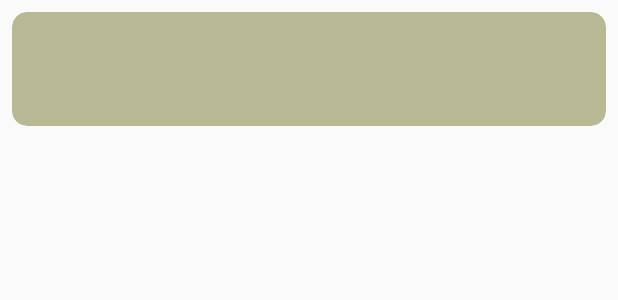
After one commit to Thorusan/KiviApp, an Android app: the layout item_vehicle.xml on its own in the app's theme, with its tools: preview values and no code run, on a phone screen of 412 x 824 dp. The commit adds this screen. Shown: the top 300 px of the screen. Run offline under Robolectric (Android 15) with nearby library versions, the phone set to English and light mode, and no system bars.

Commit message:
Create list of vehicles in fragment

```diff
--- /dev/null
+++ b/app/src/main/res/layout/item_vehicle.xml
@@ -0,0 +1,38 @@
+<?xml version="1.0" encoding="utf-8"?>
+<androidx.cardview.widget.CardView xmlns:android="http://schemas.android.com/apk/res/android"
+    xmlns:app="http://schemas.android.com/apk/res-auto"
+    android:layout_width="match_parent"
+    android:layout_height="wrap_content"
+    app:cardCornerRadius="10dp"
+    android:layout_margin="8dp"
+    app:cardBackgroundColor="@color/card_color"
+    app:cardElevation="0dp">
+
+    <LinearLayout
+        android:id="@+id/event_container"
+        android:layout_width="match_parent"
+        android:layout_height="wrap_content"
+        android:layout_marginEnd="8dp"
+        android:orientation="vertical"
+        android:padding="8dp">
+
+        <TextView
+            android:id="@+id/text_brand"
+            android:layout_width="wrap_content"
+            android:layout_height="wrap_content"
+            android:layout_marginStart="8dp"
+            android:layout_marginTop="8dp"
+            android:textSize="@dimen/text_brand_size"
+            android:textStyle="bold"/>
+
+        <TextView
+            android:id="@+id/text_model"
+            android:layout_width="wrap_content"
+            android:layout_height="wrap_content"
+            android:layout_marginStart="8dp"
+            android:layout_marginTop="8dp"
+            android:textSize="@dimen/text_model_size"/>
+
+    </LinearLayout>
+
+</androidx.cardview.widget.CardView>
--- a/app/src/main/res/values/colors.xml
+++ b/app/src/main/res/values/colors.xml
@@ -5,4 +5,5 @@
     <color name="colorAccent">#03DAC5</color>
     <color name="blue">#2196F3</color>
     <color name="orange">#FF5722</color>
+    <color name="card_color">#b8b894</color>
 </resources>
--- a/app/src/main/res/values/dimens.xml
+++ b/app/src/main/res/values/dimens.xml
@@ -1,4 +1,6 @@
 <?xml version="1.0" encoding="utf-8"?>
 <resources>
     <dimen name="progress_bar_margin_top">100dp</dimen>
+    <dimen name="text_brand_size">18sp</dimen>
+    <dimen name="text_model_size">14sp</dimen>
 </resources>
```
Also changed, not shown: app/src/main/java/com/example/kiviapp/ui/VehicleFragment.kt (+18 -6 lines), app/src/main/java/com/example/kiviapp/ui/VehiclePagerActivity.kt (+17 -13 lines), app/src/main/java/com/example/kiviapp/ui/VehiclePagerAdapter.kt (+7 -2 lines), app/src/main/java/com/example/kiviapp/ui/VehicleViewAdapter.kt (added, +46 -0 lines), app/src/main/res/layout/fragment_vehicle.xml (+14 -11 lines).
